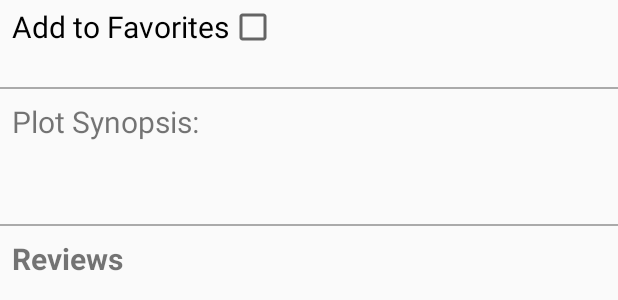
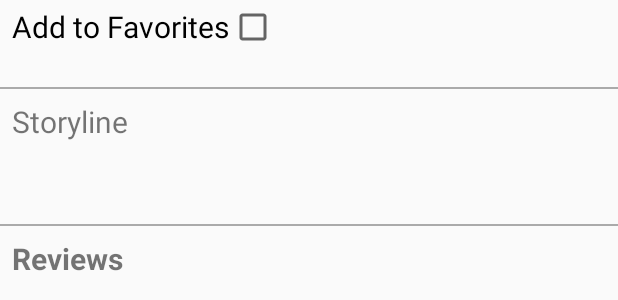
Before and after one commit to silkster87/PopularMovies, an Android app: the layout activity_movie_detail.xml on its own in the app's theme, with its tools: preview values and no code run, on a phone screen of 412 x 824 dp. Shown: the part 674-974 px from the top of the screen. Run offline under Robolectric (Android 15) with nearby library versions, the phone set to English and light mode, and no system bars.

Commit message:
changed Plot synopis to Storyline

```diff
--- a/app/src/main/res/values/strings.xml
+++ b/app/src/main/res/values/strings.xml
@@ -4,7 +4,7 @@
 
     <string name="Release_date">Release Date:\u0020</string>
     <string name="Av_Rating">Average Rating:\u0020</string>
-    <string name="Plot">Plot Synopsis: \n\n</string>
+    <string name="Plot">Storyline \n\n</string>
 
     <string name="Sort_popular_movies">Sort by Popular Movies</string>
     <string name="Sort_high_rated">Sort by Highest Rated</string>
```
